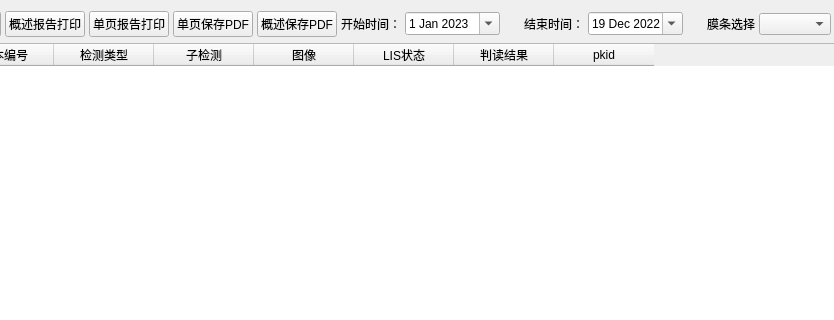
kevinkingmin/72FA, file HumablotPro/src/Camera/TestResultDataAll.ui: the form before one commit; both pictures show x 258 to 1092 and y 0 to 320 of the 1505 by 794 pixel window.
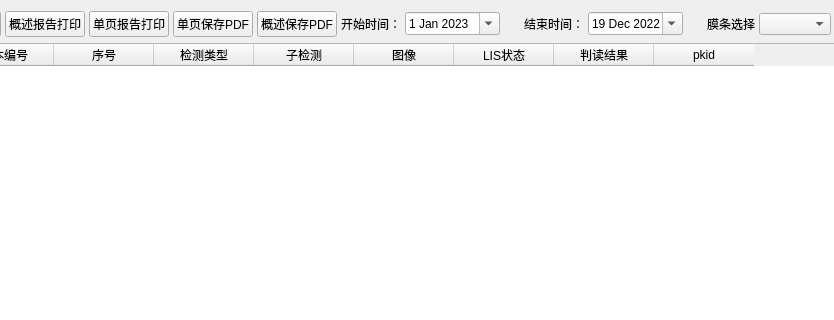
The form after the commit.

What changed in the file:
```diff
--- a/HumablotPro/src/Camera/TestResultDataAll.ui
+++ b/HumablotPro/src/Camera/TestResultDataAll.ui
@@ -256,6 +256,11 @@
          <string>样本编号</string>
         </property>
        </column>
+       <column>
+        <property name="text">
+         <string>序号</string>
+        </property>
+       </column>
        <column>
         <property name="text">
          <string>检测类型</string>
```
